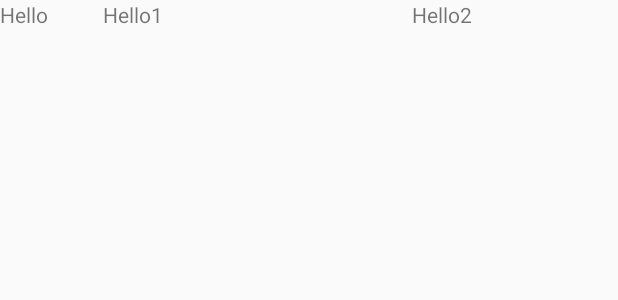
After one commit to benktesh/Capstone-Project, an Android app: the layout searchrow.xml on its own in the app's theme, with its tools: preview values and no code run, on a phone screen of 412 x 824 dp. The commit adds this screen. Shown: the top 300 px of the screen. Run offline under Robolectric (Android 15) with nearby library versions, the phone set to English and light mode, and no system bars.

Commit message:
Started adapter for search, some ui for search view

```diff
--- /dev/null
+++ b/smartstock/app/src/main/res/layout/searchrow.xml
@@ -0,0 +1,37 @@
+<?xml version="1.0" encoding="utf-8"?>
+<ScrollView xmlns:android="http://schemas.android.com/apk/res/android"
+    android:layout_width="match_parent" android:layout_height="match_parent">
+
+    <LinearLayout
+        android:layout_width="match_parent"
+        android:layout_height="wrap_content"
+        android:orientation="horizontal"
+        android:weightSum="6">
+        <TextView
+            android:id="@+id/search_result_symbol"
+            android:layout_width="0dp"
+            android:layout_height="wrap_content"
+            android:layout_weight="1"
+            android:text="Hello"/>
+
+        <TextView
+            android:id="@+id/search_result_change"
+            android:layout_width="0dp"
+            android:layout_height="wrap_content"
+            android:layout_weight="3"
+            android:text="Hello1"/>
+
+        <TextView
+            android:id="@+id/search_result_summary"
+            android:layout_width="0dp"
+            android:layout_height="wrap_content"
+            android:layout_weight="1"
+            android:text="Hello2"/>
+        <ImageView
+            android:id="@+id/search_result_image"
+            android:layout_width="0dp"
+            android:layout_height="wrap_content"
+            android:layout_weight="1"/>
+
+    </LinearLayout>
+</ScrollView>
--- a/smartstock/app/src/main/res/values/colors.xml
+++ b/smartstock/app/src/main/res/values/colors.xml
@@ -3,4 +3,7 @@
     <color name="colorPrimary">#3F51B5</color>
     <color name="colorPrimaryDark">#303F9F</color>
     <color name="colorAccent">#FF4081</color>
+    <color name="Green">#02cf2f</color>
+    <color name="Red">#ef0202</color>
+    <color name="Yellow">#f7eb04</color>
 </resources>
```
Also changed, not shown: smartstock/app/src/main/java/benktesh/smartstock/SearchAdapter.java (added, +162 -0 lines), smartstock/app/src/main/java/benktesh/smartstock/SearchRow.java (added, +48 -0 lines).
